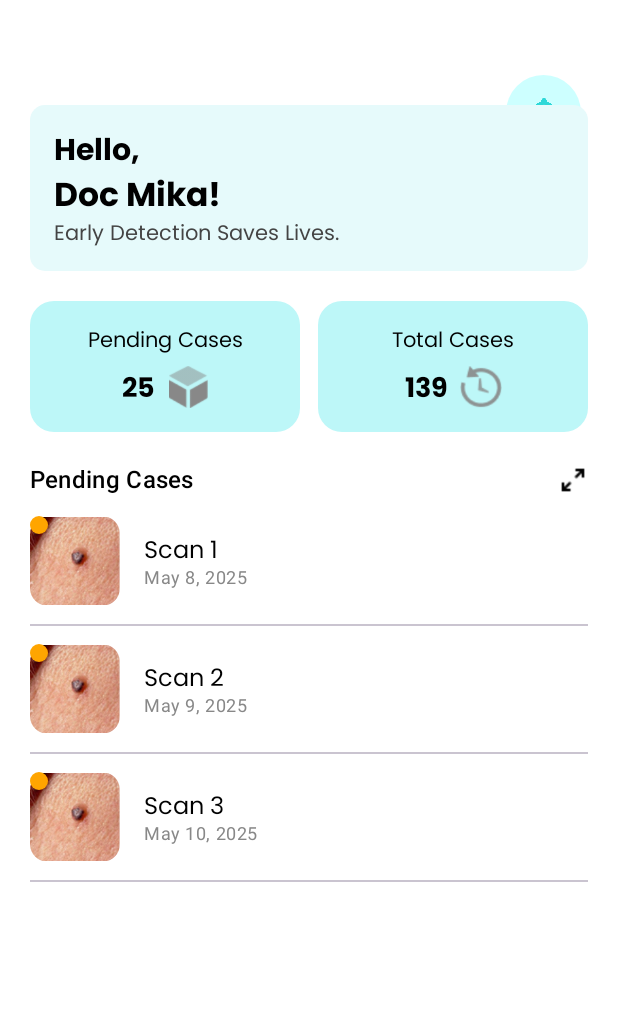
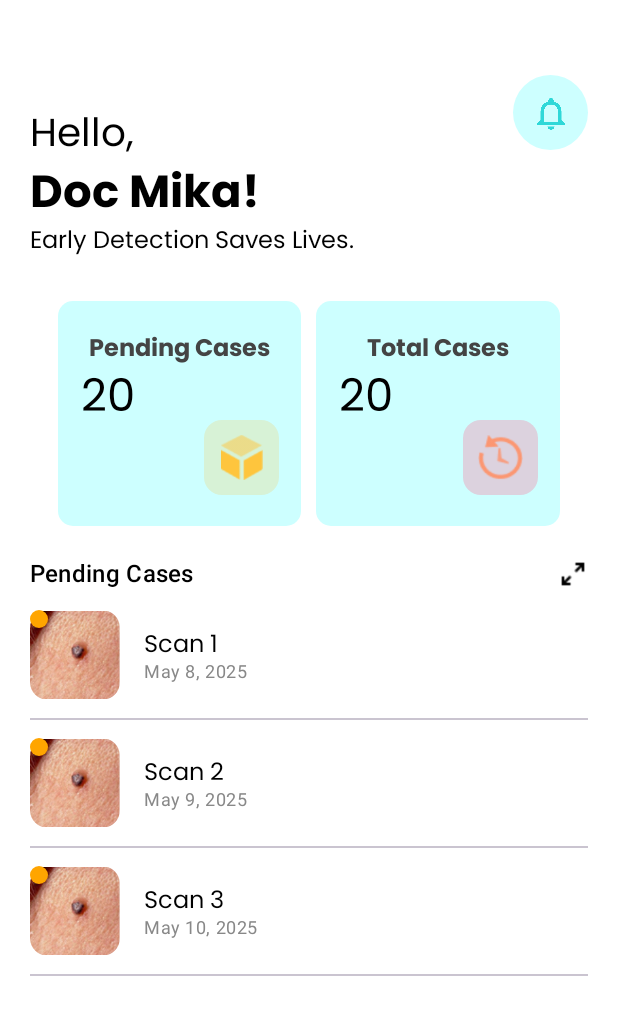
Before and after one commit to mikaelasotto/DermTect, an Android app built with Jetpack Compose: the DermaHomeScreen screen opened through its navigation route, on a phone screen of 412 x 824 dp. Shown: the top 1015 px of the screen. Run offline under Robolectric (Android 15) with nearby library versions, the phone set to English and light mode, and no system bars; our stand-ins replace Firebase (no records; nobody signed in at launch, a user with empty details on screens opened directly).

Commit message:
Update DermaHomeScreen.kt

```diff
--- a/app/src/main/java/com/example/dermtect/ui/screens/DermaHomeScreen.kt
+++ b/app/src/main/java/com/example/dermtect/ui/screens/DermaHomeScreen.kt
@@ -21,6 +21,7 @@ import androidx.compose.ui.res.painterResource
 import androidx.compose.ui.text.font.FontWeight
 import androidx.compose.ui.tooling.preview.Preview
 import androidx.compose.ui.unit.dp
+import androidx.compose.ui.unit.sp
 import androidx.navigation.NavController
 import com.example.dermtect.R
 import com.example.dermtect.ui.components.TopRightNotificationIcon
@@ -40,7 +41,7 @@ fun DermaHomeScreen(navController: NavController) {
             onNotifClick = { navController.navigate("notifications") },
             modifier = Modifier
                 .align(Alignment.End)
-                .offset(x = -25.dp, y = 50.dp)
+                .offset(x = -20.dp, y = 50.dp)
         )
 
         Column(
@@ -52,52 +53,24 @@ fun DermaHomeScreen(navController: NavController) {
         ) {
 
             // Header Section
-            Column(
-                modifier = Modifier
-                    .fillMaxWidth()
-                    .background(Color(0xFFE6FAFB), RoundedCornerShape(10.dp))
-                    .padding(16.dp)
-            ) {
+
                 Text(
                     text = "Hello,",
-                    style = MaterialTheme.typography.headlineSmall
+                    style = MaterialTheme.typography.displayMedium.copy(fontWeight = FontWeight.Normal)
                 )
                 Text(
                     text = "Doc Mika!",
-                    style = MaterialTheme.typography.headlineMedium.copy(
-                        fontWeight = FontWeight.Bold,
-                        color = Color.Black
-                    )
+                    style = MaterialTheme.typography.displayLarge.copy(fontWeight = FontWeight.Bold)
                 )
                 Text(
                     text = "Early Detection Saves Lives.",
-                    style = MaterialTheme.typography.bodyMedium.copy(color = Color.DarkGray)
-                )
-            }
-
-            Spacer(modifier = Modifier.height(20.dp))
-
-            // Summary Cards Row
-            Row(
-                modifier = Modifier.fillMaxWidth(),
-                horizontalArrangement = Arrangement.spacedBy(12.dp)
-            ) {
-                StatCard(
-                    title = "Pending Cases",
-                    value = "25",
-                    iconRes = R.drawable.pending_cases,
-                    modifier = Modifier.weight(1f)
-                )
-                StatCard(
-                    title = "Total Cases",
-                    value = "139",
-                    iconRes = R.drawable.total_cases,
-                    modifier = Modifier.weight(1f)
+                    style = MaterialTheme.typography.bodyLarge.copy(fontWeight = FontWeight.Normal)
                 )
 
-            }
+            Spacer(modifier = Modifier.height(30.dp))
+            StatCardRow (onPendingCasesClick = {})
 
-            Spacer(modifier = Modifier.height(20.dp))
+                    Spacer(modifier = Modifier.height(20.dp))
 
             // Pending Cases Section
             Row(
@@ -135,29 +108,89 @@ fun DermaHomeScreen(navController: NavController) {
 }
 
 @Composable
-fun StatCard(title: String, value: String, iconRes: Int, modifier: Modifier = Modifier) {
-    Column(
-        modifier = modifier
-            .background(Color(0xFFBDF7F8), RoundedCornerShape(16.dp))
-            .padding(16.dp),
-        horizontalAlignment = Alignment.CenterHorizontally
-    ) {
-        Text(text = title, style = MaterialTheme.typography.bodyMedium)
-        Spacer(modifier = Modifier.height(8.dp))
-        Row(verticalAlignment = Alignment.CenterVertically) {
-            Text(
-                text = value,
-                style = MaterialTheme.typography.titleLarge.copy(fontWeight = FontWeight.Bold)
+fun StatCardRow (onPendingCasesClick: () -> Unit){
+    Box(modifier = Modifier.fillMaxWidth()) {
+        Row(
+            modifier = Modifier
+                .fillMaxWidth(0.9f)
+                .align(Alignment.Center),
+            horizontalArrangement = Arrangement.spacedBy(10.dp)
+        ) {
+
+            StatCard(
+                label = "Pending Cases",
+                value = "20",
+                imageRes = R.drawable.pending_cases,
+                imageCardColor = Color(0xFFD7F2D6),
+                modifier = Modifier.weight(1f)
             )
-            Spacer(modifier = Modifier.width(8.dp))
-            Icon(
-                painter = painterResource(id = iconRes),
-                contentDescription = null,
-                modifier = Modifier.size(28.dp),
-                tint = Color.Gray
+            StatCard(
+                label = "Total Cases",
+                value = "20",
+                imageRes = R.drawable.total_cases,
+                imageCardColor = Color(0xFFDCD2DE),
+                modifier = Modifier.weight(1f)
             )
         }
     }
+}
+
+
+@Composable
+fun StatCard(
+    value: String,
+    label: String,
+    imageRes: Int,
+    modifier: Modifier = Modifier,
+    imageCardColor: Color = Color.White,
+    onClick: () -> Unit = {}
+) {
+    Card(
+        modifier = modifier
+            .height(150.dp)
+            .clickable { onClick() },
+        shape = RoundedCornerShape(10.dp),
+        colors = CardDefaults.cardColors(containerColor = Color(0xFFCDFFFF))
+    ) {
+        Column(
+            modifier = Modifier.fillMaxSize()
+        )   {
+            Text(
+                text = label,
+                style = MaterialTheme.typography.bodyLarge.copy(fontWeight = FontWeight.Bold, color = Color.DarkGray),
+                modifier = Modifier
+                    .align(Alignment.CenterHorizontally)
+                    .padding(top = 20.dp)
+            )
+            Text(
+                text = value,
+                style = MaterialTheme.typography.displaySmall.copy(fontWeight = FontWeight.Medium, fontSize = 30.sp),
+                modifier = Modifier
+                    .padding(start = 15.dp)
+                    .fillMaxWidth(0.5f)
+            )
+            Card (
+                colors = CardDefaults.cardColors(containerColor = imageCardColor),
+                modifier = Modifier
+                    .size(60.dp)
+                    .align(Alignment.End)
+                    .padding(end = 10.dp, bottom = 10.dp)
+                    .offset(x = -5.dp, y = -5.dp)
+            ){
+            Image(
+                painter = painterResource(id = imageRes),
+                contentDescription = label,
+                modifier = Modifier
+                    .size(60.dp)
+                    .padding(10.dp)
+
+            ) }
+        }
+    }
+}
+
+fun onClick() {
+    TODO("Not yet implemented")
 }
 
 
```
